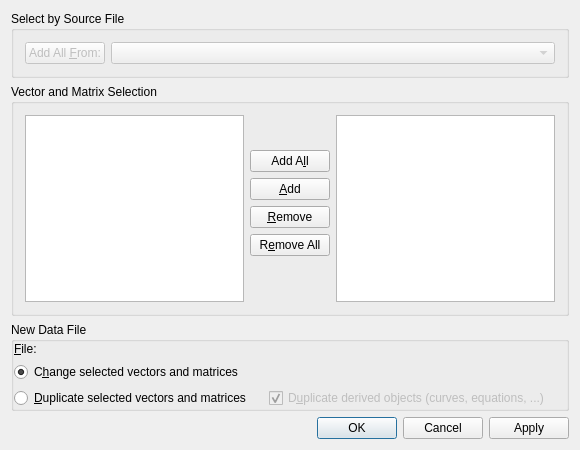
First picture: the form in src/libkstapp/changefiledialog.ui, repository Kst-plot/kst, before the edit.
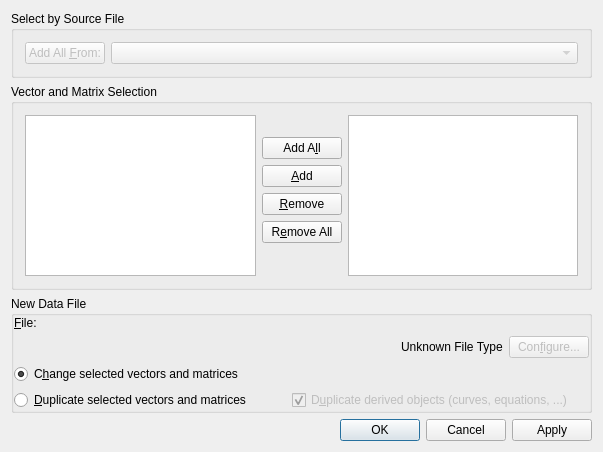
Second picture: the form after the edit. Custom widgets are drawn as their Qt base class.

Commit message: FEATURE: Add a data source config dialog option to the change file dialog, to allow configuration options to be set for the new data file.

What changed in the file:
```diff
--- a/src/libkstapp/changefiledialog.ui
+++ b/src/libkstapp/changefiledialog.ui
@@ -6,8 +6,8 @@
    <rect>
     <x>0</x>
     <y>0</y>
-    <width>580</width>
-    <height>450</height>
+    <width>603</width>
+    <height>452</height>
    </rect>
   </property>
   <property name="windowTitle">
@@ -180,6 +180,12 @@
         </property>
         <item row="0" column="0">
          <widget class="QLabel" name="textLabel1">
+          <property name="sizePolicy">
+           <sizepolicy hsizetype="Fixed" vsizetype="Preferred">
+            <horstretch>0</horstretch>
+            <verstretch>0</verstretch>
+           </sizepolicy>
+          </property>
           <property name="text">
            <string>&amp;File:</string>
           </property>
@@ -203,7 +209,7 @@
         </item>
        </layout>
       </item>
-      <item row="1" column="0">
+      <item row="2" column="0">
        <layout class="QGridLayout">
         <property name="margin">
          <number>0</number>
@@ -236,7 +242,7 @@
         </item>
        </layout>
       </item>
-      <item row="2" column="0">
+      <item row="3" column="0">
        <layout class="QGridLayout">
         <property name="margin">
          <number>0</number>
@@ -279,6 +285,55 @@
         </item>
        </layout>
       </item>
+      <item row="1" column="0">
+       <layout class="QHBoxLayout" name="horizontalLayout_4">
+        <item>
+         <spacer name="horizontalSpacer">
+          <property name="orientation">
+           <enum>Qt::Horizontal</enum>
+          </property>
+          <property name="sizeHint" stdset="0">
+           <size>
+            <width>40</width>
+            <height>20</height>
+           </size>
+          </property>
+         </spacer>
+        </item>
+        <item>
+         <widget class="QLabel" name="_fileType">
+          <property name="sizePolicy">
+           <sizepolicy hsizetype="Fixed" vsizetype="Fixed">
+            <horstretch>10</horstretch>
+            <verstretch>0</verstretch>
+           </sizepolicy>
+          </property>
+          <property name="text">
+           <string>Unknown File Type</string>
+          </property>
+          <property name="wordWrap">
+           <bool>false</bool>
+          </property>
+         </widget>
+        </item>
+        <item>
+         <widget class="QPushButton" name="_configure">
+          <property name="enabled">
+           <bool>false</bool>
+          </property>
+          <property name="sizePolicy">
+           <sizepolicy hsizetype="Minimum" vsizetype="Minimum">
+            <horstretch>0</horstretch>
+            <verstretch>0</verstretch>
+           </sizepolicy>
+          </property>
+          <property name="text">
+           <string>Con&amp;figure...</string>
+          </property>
+         </widget>
+        </item>
+       </layout>
+      </item>
      </layout>
     </widget>
    </item>
```
The commit also changes 2 other files.
